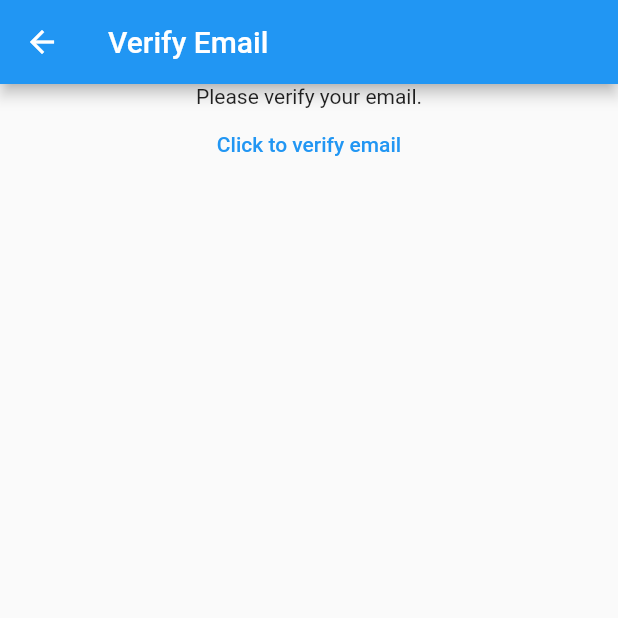
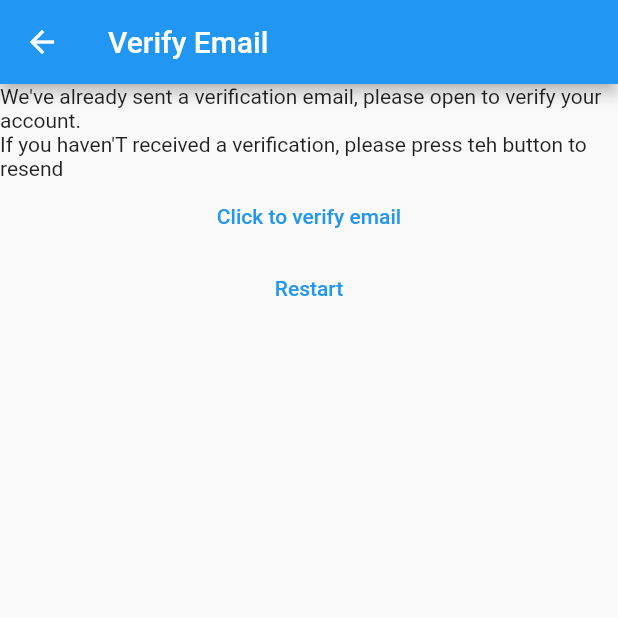
Before and after one commit to Toba-dean/NoteFlutterApp, a Flutter app: the VerifyEmailView screen opened directly, on a phone screen of 412 x 824 dp, the top half of it. Run offline on Flutter 3.47's test engine with Material 2 defaults, Android fonts, the phone set to English and light mode, and no system bars; our stand-ins replace firebase_auth, firebase_core; accounts and stored records are empty.

Commit message:
made couple of changes to the verification and registration view

```diff
--- a/lib/constants/routes.dart
+++ b/lib/constants/routes.dart
@@ -1,3 +1,4 @@
 const loginRoute = '/login/';
 const registerRoute = '/register/';
 const notesRoute = '/notes/';
+const verifyEmailRoute = '/verifyEmail/';
--- a/lib/views/registerVew.dart
+++ b/lib/views/registerVew.dart
@@ -66,11 +66,13 @@ class _RegisterViewState extends State<RegisterView> {
                         .createUserWithEmailAndPassword(
                             email: email, password: password);
 
+                    final user = FirebaseAuth.instance.currentUser;
+                    await user?.sendEmailVerification();
                     Navigator.of(context)
-                      .pushNamedAndRemoveUntil(notesRoute, (route) => false);
+                      .pushNamed(verifyEmailRoute);
                   } on FirebaseAuthException catch (e) {
                     if (e.code == 'weak-password') {
-                      showErrorDialog(context, 'Weak password, Enter a stronger one.');
+                      showErrorDialog(context, 'Weak password, Enter a more secure one.');
                     } else if (e.code == 'email-already-in-use') {
                       showErrorDialog(context, 'Email already exists.');
                     } else if (e.code == 'invalid-email') {
--- a/lib/views/verifyEmailView.dart
+++ b/lib/views/verifyEmailView.dart
@@ -1,5 +1,6 @@
 import 'package:firebase_auth/firebase_auth.dart';
 import 'package:flutter/material.dart';
+import 'package:mynotes/constants/routes.dart';
 
 class VerifyEmailView extends StatefulWidget {
   const VerifyEmailView({Key? key}) : super(key: key);
@@ -18,13 +19,22 @@ class _VerifyEmailViewState extends State<VerifyEmailView> {
       body: Center(
         child: Column(
           children: [
-            const Text("Please verify your email."),
+            const Text("We've already sent a verification email, please open to verify your account."),
+            const Text("If you haven'T received a verification, please press teh button to resend"),
             TextButton(
               onPressed: () async {
                 final user = FirebaseAuth.instance.currentUser;
                 await user?.sendEmailVerification();
               },
               child: const Text('Click to verify email'),
+            ),
+            TextButton(
+              onPressed: () async {
+                await FirebaseAuth.instance.signOut();
+                Navigator.of(context)
+                      .pushNamedAndRemoveUntil(registerRoute, (route) => false);
+              },
+              child: const Text('Restart'),
             )
           ],
         ),
```
Also changed, not shown: lib/main.dart (+6 -5 lines).
